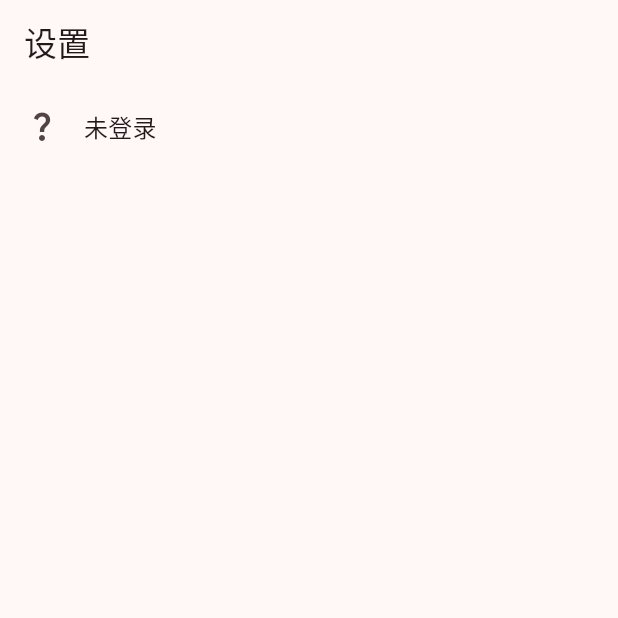
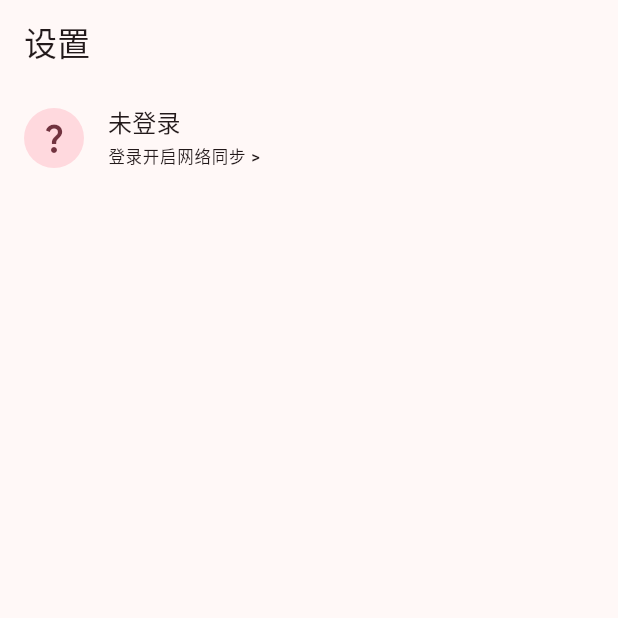
Before and after one commit to eirueirufu/text_editor, a Flutter app: the Setting screen opened directly, on a phone screen of 412 x 824 dp, the top half of it. Run offline on Flutter 3.47's test engine with Material 3 defaults, Android fonts, the phone set to English and light mode, and no system bars; our stand-ins replace flutter_dotenv, get, hive, hive_flutter, supabase_flutter; missing offline and left inert: flutter_quill, supabase_auth_ui, win32_registry; accounts and stored records are empty.

Commit message:
优化登录状态

```diff
--- a/lib/page/setting.dart
+++ b/lib/page/setting.dart
@@ -17,12 +17,18 @@ class Setting extends GetView<SettingController> {
           Obx(
             () => controller.user.value == null
                 ? ListTile(
-                    leading: const Icon(
-                      Icons.question_mark,
+                    leading: const CircleAvatar(
+                      child: Icon(
+                        Icons.question_mark,
+                      ),
                     ),
                     title: Text(
                       "未登录",
                       style: Theme.of(context).textTheme.titleMedium,
+                    ),
+                    subtitle: Text(
+                      "登录开启网络同步 >",
+                      style: Theme.of(context).textTheme.labelSmall,
                     ),
                     onTap: () => showModalBottomSheet(
                       context: context,
@@ -56,8 +62,10 @@ class Setting extends GetView<SettingController> {
                     leading:
                         controller.user.value!.userMetadata?["avatar_url"] ==
                                 null
-                            ? const Icon(
-                                Icons.account_circle,
+                            ? const CircleAvatar(
+                                child: Icon(
+                                  Icons.account_circle,
+                                ),
                               )
                             : CircleAvatar(
                                 backgroundImage: NetworkImage(controller
@@ -65,7 +73,11 @@ class Setting extends GetView<SettingController> {
                               ),
                     title: Text(
                       controller.user.value!.userMetadata?["user_name"] ?? "未知",
-                      style: Theme.of(context).textTheme.titleMedium,
+                      style: Theme.of(context).textTheme.titleLarge,
+                    ),
+                    subtitle: Text(
+                      "编辑",
+                      style: Theme.of(context).textTheme.labelSmall,
                     ),
                     onTap: () => showModalBottomSheet(
                       context: context,
```
